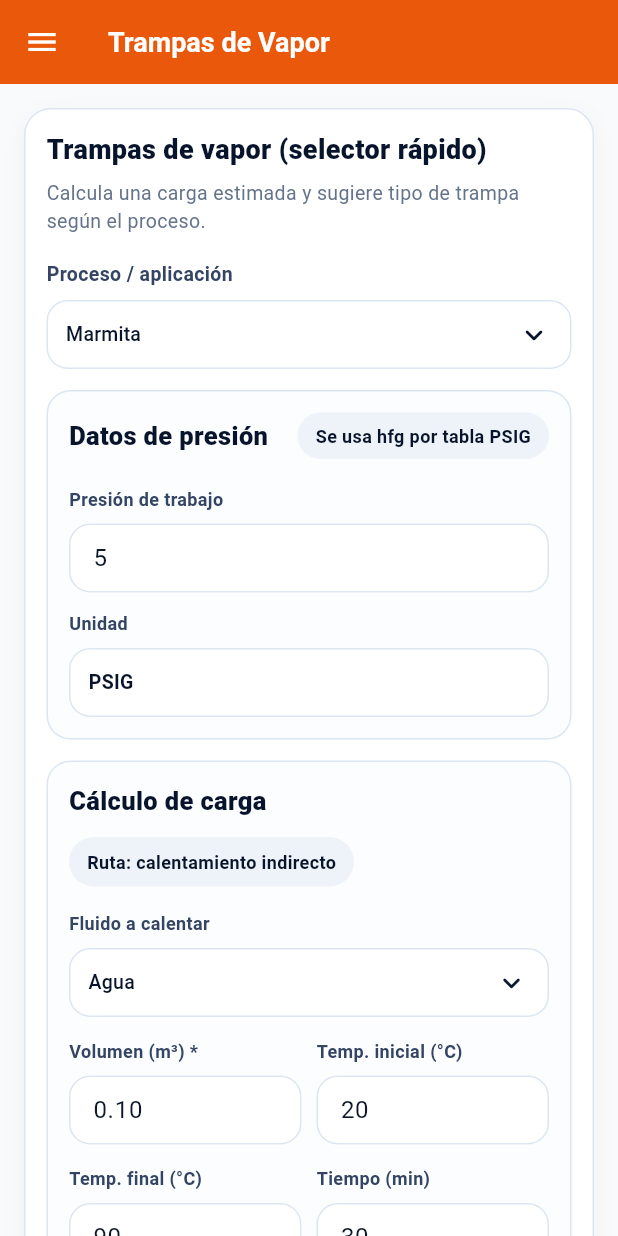
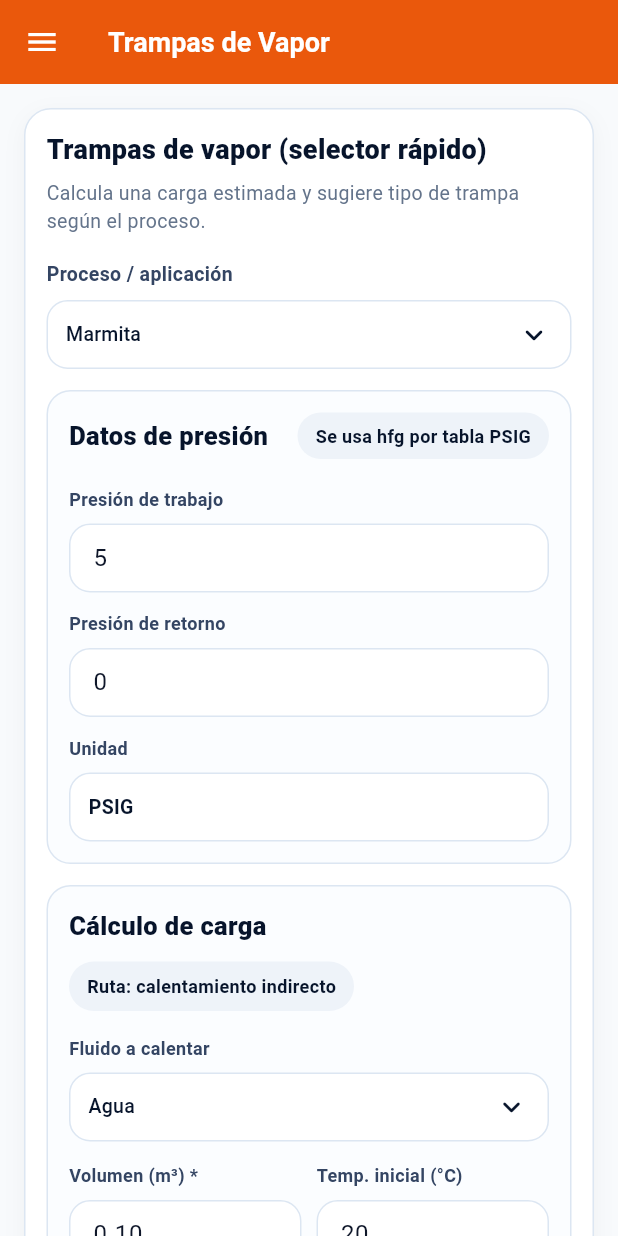
Before and after one commit to TuvalSystems/appmovil, a Flutter app: the SteamTrapsScreen screen opened by its route, on a phone screen of 412 x 824 dp. Run offline on Flutter 3.47's test engine with Material 3 defaults, Android fonts, the phone set to English and light mode, and no system bars; our stand-ins replace dio, flutter_secure_storage, package_info_plus; accounts and stored records are empty.

Commit message:
feat: agregar funcionalidad para generar PDF de dimensionamiento de trampas de vapor

```diff
--- /dev/null
+++ b/devtools_options.yaml
@@ -0,0 +1,3 @@
+description: This file stores settings for Dart & Flutter DevTools.
+documentation: https://docs.flutter.dev/tools/devtools/extensions#configure-extension-enablement-states
+extensions:
--- a/lib/config/http/endpoints/article_endpoints.dart
+++ b/lib/config/http/endpoints/article_endpoints.dart
@@ -1,5 +1,7 @@
 class ArticleEndpoints {
   ArticleEndpoints._();
 
-  static const String travapSelection = '/articulos/travap/seleccion';
+  //Steam Traps
+  static const String sendSizing =
+      '/movil/articulos/trampas-vapor/dimensionamiento';
 }
--- /dev/null
+++ b/lib/config/http/endpoints/steam_trap_endpoints.dart
@@ -0,0 +1,6 @@
+class SteamTrapEndpoints {
+  SteamTrapEndpoints._();
+
+  static const String generateSizingPdf =
+      '/movil/trampas-vapor/dimensionamiento';
+}
--- /dev/null
+++ b/lib/infrastructure/models/steam_traps/steam_trap_sizing_request.dart
@@ -0,0 +1,85 @@
+class SteamTrapSizingRequest {
+  final String process;
+  final String trapType;
+  final String calculationMethod;
+
+  final double workingPressurePsig;
+  final double returnPressurePsig;
+  final double pressureDifferentialPsig;
+
+  final String? fluid;
+  final double? volumeM3;
+  final double? densityKgM3;
+  final double? cpKjKgC;
+  final double? initialTemperatureC;
+  final double? finalTemperatureC;
+  final double? heatingTimeMin;
+  final double? requiredHeatKj;
+  final double? hfgKjKg;
+
+  final double? knownLoadKgH;
+  final double? boilerBhp;
+
+  final double estimatedLoadKg;
+  final double safetyFactor;
+  final double loadWithSafetyFactorKg;
+
+  const SteamTrapSizingRequest({
+    required this.process,
+    required this.trapType,
+    required this.calculationMethod,
+    required this.workingPressurePsig,
+    required this.returnPressurePsig,
+    required this.pressureDifferentialPsig,
+    this.fluid,
+    this.volumeM3,
+    this.densityKgM3,
+    this.cpKjKgC,
+    this.initialTemperatureC,
+    this.finalTemperatureC,
+    this.heatingTimeMin,
+    this.requiredHeatKj,
+    this.hfgKjKg,
+    this.knownLoadKgH,
+    this.boilerBhp,
+    required this.estimatedLoadKg,
+    required this.safetyFactor,
+    required this.loadWithSafetyFactorKg,
+  });
+
+  Map<String, dynamic> toJson() {
+    return {
+      'process': process,
+      'trapType': trapType,
+      'calculationMethod': calculationMethod,
+
+      'workingPressurePsig': workingPressurePsig,
+      'returnPressurePsig': returnPressurePsig,
+      'pressureDifferentialPsig': pressureDifferentialPsig,
+
+      'fluid': fluid,
+      'volumeM3': volumeM3,
+      'densityKgM3': densityKgM3,
+      'cpKjKgC': cpKjKgC,
+      'initialTemperatureC': initialTemperatureC,
+      'finalTemperatureC': finalTemperatureC,
+      'heatingTimeMin': heatingTimeMin,
+      'requiredHeatKj': requiredHeatKj,
+      'hfgKjKg': hfgKjKg,
+
+      'knownLoadKgH': knownLoadKgH,
+      'boilerBhp': boilerBhp,
+
+      'estimatedLoadKg': estimatedLoadKg,
+      'safetyFactor': safetyFactor,
+      'loadWithSafetyFactorKg': loadWithSafetyFactorKg,
+
+      'spParams': {
+        'workingPressurePsig': workingPressurePsig,
+        'returnPressurePsig': returnPressurePsig,
+        'estimatedLoadKg': estimatedLoadKg,
+        'safetyFactor': safetyFactor,
+      },
+    };
+  }
+}
--- a/lib/presentation/screens/equipment/steam_traps/steam_traps_screen.dart
+++ b/lib/presentation/screens/equipment/steam_traps/steam_traps_screen.dart
@@ -1,7 +1,10 @@
 import 'dart:async';
 import 'package:flutter/material.dart';
 import 'package:tuvalapp/config/theme/app_theme.dart';
+import 'package:tuvalapp/infrastructure/datasources/steam_trap_datasource.dart';
+import 'package:tuvalapp/infrastructure/models/steam_traps/steam_trap_sizing_request.dart';
 import 'package:tuvalapp/presentation/screens/home/widgets/side_menu.dart';
+import 'package:url_launcher/url_launcher.dart';
 
 class SteamTrapsScreen extends StatefulWidget {
   const SteamTrapsScreen({super.key});
@@ -12,17 +15,29 @@ class SteamTrapsScreen extends StatefulWidget {
 
 class _SteamTrapsScreenState extends State<SteamTrapsScreen> {
   Timer? _resultDebounce;
+  bool isSending = false;
+  String? sendMessage;
+  String? generatedPdfUrl;
+
+  final SteamTrapDatasource steamTrapDatasource = SteamTrapDatasource();
   void _scheduleResultRefresh() {
     _resultDebounce?.cancel();
 
     _resultDebounce = Timer(const Duration(milliseconds: 180), () {
       if (!mounted) return;
-      setState(() {});
+      setState(() {
+        sendMessage = null;
+        generatedPdfUrl = null;
+      });
     });
   }
 
   String selectedProcess = 'Marmita';
   String selectedUnd = 'psig';
+
+  final TextEditingController returnPressureController = TextEditingController(
+    text: '0',
+  );
 
   final TextEditingController pressureController = TextEditingController(
     text: '5',
@@ -182,6 +197,14 @@ class _SteamTrapsScreenState extends State<SteamTrapsScreen> {
     ].contains(selectedProcess);
   }
 
+  double get _returnPressurePsig {
+    return _toDouble(returnPressureController.text);
+  }
+
+  double get _pressureDifferentialPsig {
+    return _pressurePsig - _returnPressurePsig;
+  }
+
   double _pressureToPsig(double pressure, String unit) {
     switch (unit.toLowerCase()) {
       case 'psig':
@@ -252,6 +275,13 @@ class _SteamTrapsScreenState extends State<SteamTrapsScreen> {
   String? get _validationMessage {
     if (_pressurePsig <= 0) {
       return 'Ingrese una presión de trabajo válida.';
+    }
+    if (_returnPressurePsig < 0) {
+      return 'La presión de retorno no puede ser negativa.';
+    }
+
+    if (_returnPressurePsig >= _pressurePsig) {
+      return 'La presión de retorno debe ser menor que la presión de trabajo.';
     }
     if (_isHeatingProcess && (_pressurePsig < 5 || _pressurePsig > 250)) {
       return 'Para calentamiento, la tabla hfg disponible cubre de 5 a 250 PSIG.';
@@ -375,6 +405,7 @@ class _SteamTrapsScreenState extends State<SteamTrapsScreen> {
     tiempoController.dispose();
     knownLoadController.dispose();
     boilerBhpController.dispose();
+    returnPressureController.dispose();
     super.dispose();
   }
 
@@ -527,7 +558,14 @@ class _SteamTrapsScreenState extends State<SteamTrapsScreen> {
                       ),
                     ),
                     const SizedBox(width: 12),
-                    SizedBox(width: 220, child: _unitBadge()),
+                    Expanded(
+                      child: _appInput(
+                        label: 'Presión de retorno',
+                        controller: returnPressureController,
+                      ),
+                    ),
+                    const SizedBox(width: 12),
+                    SizedBox(width: 100, child: _unitBadge()),
                   ],
                 );
               }
@@ -537,6 +575,11 @@ class _SteamTrapsScreenState extends State<SteamTrapsScreen> {
                   _appInput(
                     label: 'Presión de trabajo',
                     controller: pressureController,
+                  ),
+                  const SizedBox(height: 12),
+                  _appInput(
+                    label: 'Presión de retorno',
+                    controller: returnPressureController,
                   ),
                   const SizedBox(height: 12),
                   _unitBadge(),
@@ -839,9 +882,7 @@ class _SteamTrapsScreenState extends State<SteamTrapsScreen> {
               ],
             ),
           ],
-
           const SizedBox(height: 12),
-
           Text(
             _isHeatingProcess
                 ? 'Cálculo por energía: 60 × ρ × V × Cp × ΔT / (hfg × t min).'
@@ -852,6 +893,45 @@ class _SteamTrapsScreenState extends State<SteamTrapsScreen> {
               height: 1.35,
             ),
           ),
+
+          const SizedBox(height: 12),
+          SizedBox(
+            width: double.infinity,
+            child: ElevatedButton.icon(
+              onPressed: isSending ? null : _generateSizingPdf,
+              icon: isSending
+                  ? const SizedBox(
+                      width: 16,
+                      height: 16,
+                      child: CircularProgressIndicator(strokeWidth: 2),
+                    )
+                  : const Icon(Icons.picture_as_pdf_outlined),
+              label: Text(isSending ? 'Generando...' : 'Generar PDF'),
+            ),
+          ),
+          if (generatedPdfUrl != null) ...[
+            const SizedBox(height: 10),
+            SizedBox(
+              width: double.infinity,
+              child: OutlinedButton.icon(
+                onPressed: _openGeneratedPdf,
+                icon: const Icon(Icons.open_in_new),
+                label: const Text('Abrir PDF generado'),
+              ),
+            ),
+          ],
+
+          if (sendMessage != null) ...[
+            const SizedBox(height: 10),
+            Text(
+              sendMessage!,
+              style: const TextStyle(
+                color: Colors.white,
+                fontSize: 12,
+                height: 1.35,
+              ),
+            ),
+          ],
         ],
       ),
     );
@@ -1039,6 +1119,115 @@ class _SteamTrapsScreenState extends State<SteamTrapsScreen> {
       ),
     );
   }
+
+  SteamTrapSizingRequest _buildSizingRequest() {
+    final isHeating = _isHeatingProcess;
+    final knownLoad = _toDouble(knownLoadController.text);
+    final boilerBhp = _toDouble(boilerBhpController.text);
+    return SteamTrapSizingRequest(
+      process: selectedProcess,
+      trapType: _recommendedTrap(selectedProcess),
+      calculationMethod: _calculationMethod,
+
+      workingPressurePsig: _pressurePsig,
+      returnPressurePsig: _returnPressurePsig,
+      pressureDifferentialPsig: _pressureDifferentialPsig,
+
+      fluid: isHeating ? selectedFluid : null,
+      volumeM3: isHeating ? _toDouble(volumeController.text) : null,
+      densityKgM3: isHeating ? _rho : null,
+      cpKjKgC: isHeating ? _cp : null,
+      initialTemperatureC: isHeating ? _toDouble(tempIniController.text) : null,
+      finalTemperatureC: isHeating ? _toDouble(tempFinController.text) : null,
+      heatingTimeMin: isHeating ? _toDouble(tiempoController.text) : null,
+      requiredHeatKj: isHeating ? _calorRequeridoKj : null,
+      hfgKjKg: isHeating ? _hfg : null,
+
+      knownLoadKgH: !isHeating && knownLoad > 0 ? knownLoad : null,
+      boilerBhp: !isHeating && knownLoad <= 0 && boilerBhp > 0
+          ? boilerBhp
+          : null,
+
+      estimatedLoadKg: _cargaEstimada,
+      safetyFactor: 1.5,
+      loadWithSafetyFactorKg: _cargaConFs,
+    );
+  }
+
+  Future<void> _generateSizingPdf() async {
+    final validation = _validationMessage;
+
+    if (validation != null) {
+      setState(() {
+        sendMessage = validation;
+      });
+      return;
+    }
+
+    setState(() {
+      isSending = true;
+      sendMessage = null;
+    });
+
+    try {
+      final request = _buildSizingRequest();
+
+      final response = await steamTrapDatasource.generateSizingPdf(request);
+
+      final data = response['data'];
+      final pdfUrl = data is Map<String, dynamic>
+          ? data['pdfUrl']?.toString()
+          : null;
+
+      if (!mounted) return;
+
+      setState(() {
+        generatedPdfUrl = pdfUrl;
+        sendMessage =
+            response['message']?.toString() ?? 'PDF generado correctamente.';
+      });
+    } catch (e) {
+      if (!mounted) return;
+
+      setState(() {
+        sendMessage = e.toString().replaceAll('Exception: ', '');
+      });
+    } finally {
+      if (!mounted) return;
+
+      setState(() {
+        isSending = false;
+      });
+    }
+  }
+
+  Future<void> _openGeneratedPdf() async {
+    final url = generatedPdfUrl;
+
+    if (url == null || url.isEmpty) {
+      setState(() {
+        sendMessage = 'No se encontró la URL del PDF generado.';
+      });
+      return;
+    }
+
+    final uri = Uri.tryParse(url);
+
+    if (uri == null) {
+      setState(() {
+        sendMessage = 'La URL del PDF no es válida.';
+      });
+      return;
+    }
+
+    final opened = await launchUrl(uri, mode: LaunchMode.externalApplication);
+
+    if (!opened && mounted) {
+      setState(() {
+        sendMessage = 'No se pudo abrir el PDF.';
+      });
+    }
+  }
 }
 
 class _NoStretchScrollBehavior extends MaterialScrollBehavior {
```
Also changed, not shown: lib/infrastructure/datasources/steam_trap_datasource.dart (added, +44 -0 lines).
